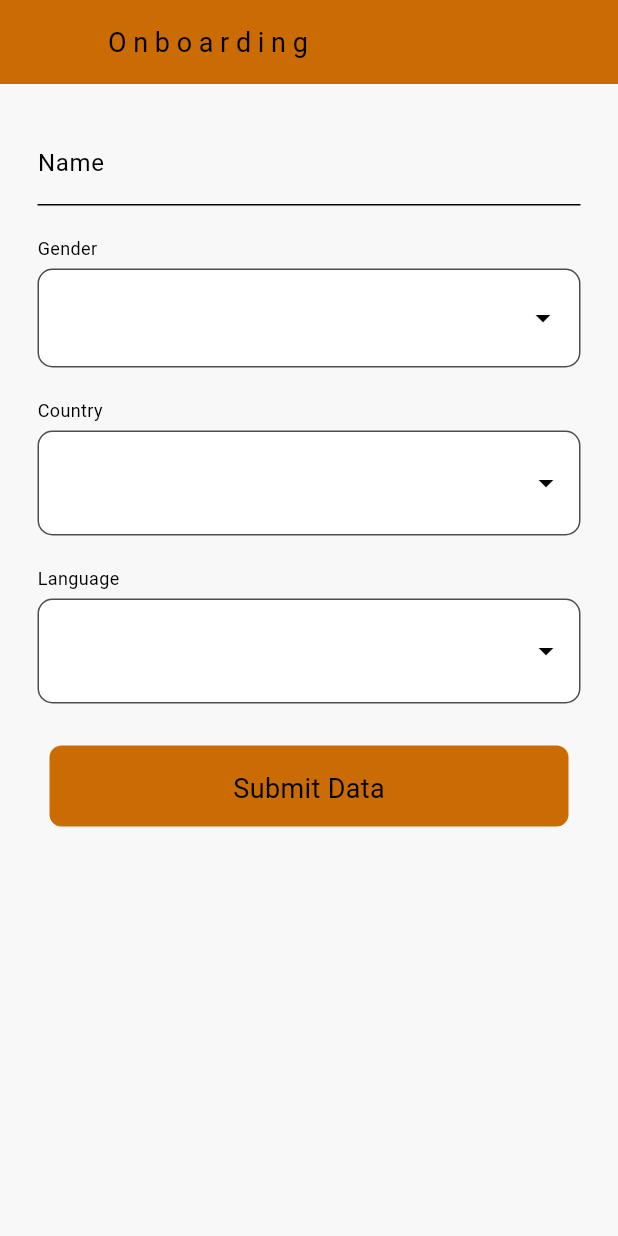
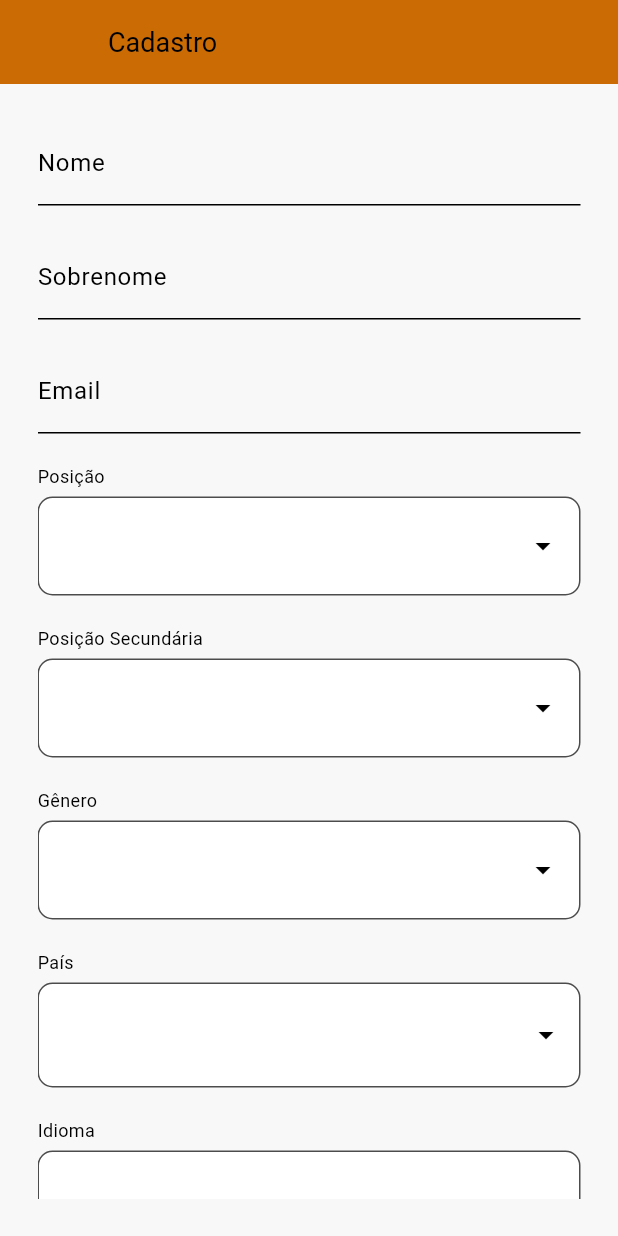
Before and after one commit to ricardosandac/baskapp, a Flutter app: the screen it shows after launch, on a phone screen of 412 x 824 dp. Run offline on Flutter 3.47's test engine with Material 3 defaults, Android fonts, the light colour scheme and no system bars; our stand-ins replace geocoding, geolocator, shared_preferences; Roboto replaces fonts that are missing (lufga).

Commit message:
Tela de cadastro

```diff
--- a/lib/screens/home_screen.dart
+++ b/lib/screens/home_screen.dart
@@ -96,7 +96,7 @@ class _HomeScreen extends State<HomeScreen> {
         leading: const Text(""),
         backgroundColor: AppColors.primaryColor,
         title: const AppText(
-          text: "BASKAPP",
+          text: "BaskAPP",
           fontSize: 18.0,
           color: AppColors.blackColor,
           overflow: TextOverflow.ellipsis,
@@ -144,7 +144,7 @@ class _HomeScreen extends State<HomeScreen> {
                             controller: _addressController,
                             focusNode: _focusNode,
                             decoration: InputDecoration(
-                              hintText: 'Enter address',
+                              hintText: '',
                               border: OutlineInputBorder(
                                 borderRadius: BorderRadius.circular(8.0),
                               ),
@@ -204,7 +204,7 @@ class _HomeScreen extends State<HomeScreen> {
                         return Container(
                           margin: EdgeInsets.only(bottom: 16),
                           child: Text(
-                            'Quadras perto de voce...',
+                            'Quadras perto de você',
                             style: TextStyle(
                               color: AppColors.primaryColor,
                               fontSize: 24.0,
--- a/lib/screens/onboardingscreen.dart
+++ b/lib/screens/onboardingscreen.dart
@@ -18,14 +18,16 @@ class OnboardingScreen extends StatefulWidget {
 class _OnboardingScreenState extends State<OnboardingScreen> {
   DataHandler dataHandler = DataHandler();
 
-  String name = '';
+  String nome = '';
+  String sobrenome = '';
+  String email = '';
+  String? posicao;
+  String? posicaoSecundaria;
   CountryCodes? selectedCountry;
   Language? selectedLanguage;
-
-
-
-  String? gender;
-  final List<String> genders = ['Male', 'Female', 'Other'];
+  String? genero;
+  final List<String> generos = ['Masculino', 'Feminino', 'Outro'];
+  final List<String> posicoes = ['Armador', 'Ala-Armador', 'Ala', 'Ala-Pivô', 'Pivô'];
 
   @override
   Widget build(BuildContext context) {
@@ -39,7 +41,7 @@ class _OnboardingScreenState extends State<OnboardingScreen> {
           leading: const Text(""),
           backgroundColor: AppColors.primaryColor,
           title: const AppText(
-            text: "O n b o a r d i n g",
+            text: "Cadastro",
             fontSize: 18.0,
             color: AppColors.blackColor,
             overflow: TextOverflow.ellipsis,
@@ -52,29 +54,62 @@ class _OnboardingScreenState extends State<OnboardingScreen> {
             children: [
               TextField(
                 decoration: const InputDecoration(
-                    labelText: 'Name',
-                    labelStyle: TextStyle(color: AppColors.blackColor),
+                  labelText: 'Nome',
+                  labelStyle: TextStyle(color: AppColors.blackColor),
                   enabledBorder: UnderlineInputBorder(
                     borderSide: BorderSide(color: AppColors.blackColor),
                   ),
                   focusedBorder: UnderlineInputBorder(
                     borderSide: BorderSide(color: AppColors.primaryColor),
                   ),
-
-
                 ),
                 onChanged: (value) {
                   setState(() {
-                    name = value;
+                    nome = value;
                   });
                 },
               ),
               const SizedBox(height: 20),
-
+              TextField(
+                decoration: const InputDecoration(
+                  labelText: 'Sobrenome',
+                  labelStyle: TextStyle(color: AppColors.blackColor),
+                  enabledBorder: UnderlineInputBorder(
+                    borderSide: BorderSide(color: AppColors.blackColor),
+                  ),
+                  focusedBorder: UnderlineInputBorder(
+                    borderSide: BorderSide(color: AppColors.primaryColor),
+                  ),
+                ),
+                onChanged: (value) {
+                  setState(() {
+                    sobrenome = value;
+                  });
+                },
+              ),
+              const SizedBox(height: 20),
+              TextField(
+                decoration: const InputDecoration(
+                  labelText: 'Email',
+                  labelStyle: TextStyle(color: AppColors.blackColor),
+                  enabledBorder: UnderlineInputBorder(
+                    borderSide: BorderSide(color: AppColors.blackColor),
+                  ),
+                  focusedBorder: UnderlineInputBorder(
+                    borderSide: BorderSide(color: AppColors.primaryColor),
+                  ),
+                ),
+                onChanged: (value) {
+                  setState(() {
+                    email = value;
+                  });
+                },
+              ),
+              const SizedBox(height: 20),
               const Row(
                 children: [
                   AppText(
-                    text: "Gender",
+                    text: "Posição",
                     fontSize: 12.0,
                     color: AppColors.blackColor,
                     overflow: TextOverflow.ellipsis,
@@ -83,7 +118,7 @@ class _OnboardingScreenState extends State<OnboardingScreen> {
                   Spacer()
                 ],
               ),
-              const SizedBox(height: 5,),
+              const SizedBox(height: 5),
               Container(
                 padding: const EdgeInsets.symmetric(horizontal: 12, vertical: 8),
                 decoration: BoxDecoration(
@@ -92,8 +127,8 @@ class _OnboardingScreenState extends State<OnboardingScreen> {
                   color: Colors.white,
                 ),
                 child: DropdownButton<String>(
-                  value: gender,
-                  items: genders.map((String value) {
+                  value: posicao,
+                  items: posicoes.map((String value) {
                     return DropdownMenuItem<String>(
                       value: value,
                       child: AppText(
@@ -106,7 +141,7 @@ class _OnboardingScreenState extends State<OnboardingScreen> {
                   }).toList(),
                   onChanged: (String? newValue) {
                     setState(() {
-                      gender = newValue!;
+                      posicao = newValue!;
                     });
                   },
                   underline: Container(),
@@ -116,13 +151,11 @@ class _OnboardingScreenState extends State<OnboardingScreen> {
                   dropdownColor: Colors.white,
                 ),
               ),
-
-
               const SizedBox(height: 20),
               const Row(
                 children: [
                   AppText(
-                    text: "Country",
+                    text: "Posição Secundária",
                     fontSize: 12.0,
                     color: AppColors.blackColor,
                     overflow: TextOverflow.ellipsis,
@@ -131,13 +164,105 @@ class _OnboardingScreenState extends State<OnboardingScreen> {
                   Spacer()
                 ],
               ),
-              const SizedBox(height: 5,),
+              const SizedBox(height: 5),
+              Container(
+                padding: const EdgeInsets.symmetric(horizontal: 12, vertical: 8),
+                decoration: BoxDecoration(
+                  borderRadius: BorderRadius.circular(10.0),
+                  border: Border.all(color: AppColors.blackColor.withOpacity(0.7)),
+                  color: Colors.white,
+                ),
+                child: DropdownButton<String>(
+                  value: posicaoSecundaria,
+                  items: posicoes.map((String value) {
+                    return DropdownMenuItem<String>(
+                      value: value,
+                      child: AppText(
+                        text: value,
+                        fontSize: 18.0,
+                        color: AppColors.blackColor,
+                        overflow: TextOverflow.ellipsis,
+                      ),
+                    );
+                  }).toList(),
+                  onChanged: (String? newValue) {
+                    setState(() {
+                      posicaoSecundaria = newValue!;
+                    });
+                  },
+                  underline: Container(),
+                  icon: const Icon(Icons.arrow_drop_down, color: AppColors.blackColor),
+                  elevation: 8,
+                  isExpanded: true,
+                  dropdownColor: Colors.white,
+                ),
+              ),
+              const SizedBox(height: 20),
+              const Row(
+                children: [
+                  AppText(
+                    text: "Gênero",
+                    fontSize: 12.0,
+                    color: AppColors.blackColor,
+                    overflow: TextOverflow.ellipsis,
+                    fontWeight: FontWeight.normal,
+                  ),
+                  Spacer()
+                ],
+              ),
+              const SizedBox(height: 5),
+              Container(
+                padding: const EdgeInsets.symmetric(horizontal: 12, vertical: 8),
+                decoration: BoxDecoration(
+                  borderRadius: BorderRadius.circular(10.0),
+                  border: Border.all(color: AppColors.blackColor.withOpacity(0.7)),
+                  color: Colors.white,
+                ),
+                child: DropdownButton<String>(
+                  value: genero,
+                  items: generos.map((String value) {
+                    return DropdownMenuItem<String>(
+                      value: value,
+                      child: AppText(
+                        text: value,
+                        fontSize: 18.0,
+                        color: AppColors.blackColor,
+                        overflow: TextOverflow.ellipsis,
+                      ),
+                    );
+                  }).toList(),
+                  onChanged: (String? newValue) {
+                    setState(() {
+                      genero = newValue!;
+                    });
+                  },
+                  underline: Container(),
+                  icon: const Icon(Icons.arrow_drop_down, color: AppColors.blackColor),
+                  elevation: 8,
+                  isExpanded: true,
+                  dropdownColor: Colors.white,
+                ),
+              ),
+              const SizedBox(height: 20),
+              const Row(
+                children: [
+                  AppText(
+                    text: "País",
+                    fontSize: 12.0,
+                    color: AppColors.blackColor,
+                    overflow: TextOverflow.ellipsis,
+                    fontWeight: FontWeight.normal,
+                  ),
+                  Spacer()
+                ],
+              ),
+              const SizedBox(height: 5),
               Container(
                 padding: const EdgeInsets.all(10),
                 decoration: BoxDecoration(
                   borderRadius: BorderRadius.circular(10.0),
                   border: Border.all(color: AppColors.blackColor.withOpacity(0.7)),
-                  color: Colors.white, // Background color
+                  color: Colors.white,
                 ),
                 child: DropdownButton<CountryCodes>(
                   value: selectedCountry,
@@ -164,12 +289,11 @@ class _OnboardingScreenState extends State<OnboardingScreen> {
                   dropdownColor: Colors.white,
                 ),
               ),
-
               const SizedBox(height: 20),
               const Row(
                 children: [
                   AppText(
-                    text: "Language",
+                    text: "Idioma",
                     fontSize: 12.0,
                     color: AppColors.blackColor,
                     overflow: TextOverflow.ellipsis,
@@ -178,13 +302,13 @@ class _OnboardingScreenState extends State<OnboardingScreen> {
                   Spacer()
                 ],
               ),
-              const SizedBox(height: 5,),
+              const SizedBox(height: 5),
               Container(
                 padding: const EdgeInsets.all(10),
                 decoration: BoxDecoration(
                   borderRadius: BorderRadius.circular(10.0),
                   border: Border.all(color: AppColors.blackColor.withOpacity(0.7)),
-                  color: Colors.white, // Background color
+                  color: Colors.white,
                 ),
                 child: DropdownButton<Language>(
                   value: selectedLanguage,
@@ -204,42 +328,39 @@ class _OnboardingScreenState extends State<OnboardingScreen> {
                       selectedLanguage = newValue!;
                     });
                   },
-                  underline: Container(), // Hides the underline
-                  icon: const Icon(Icons.arrow_drop_down, color: AppColors.blackColor), // Custom dropdown icon
-                  elevation: 8, // Dropdown elevation
-                  isExpanded: true, // Ensures the dropdown button expands to fill the container horizontally
-                  dropdownColor: Colors.white, // Dropdown background color
+                  underline: Container(),
+                  icon: const Icon(Icons.arrow_drop_down, color: AppColors.blackColor),
+                  elevation: 8,
+                  isExpanded: true,
+                  dropdownColor: Colors.white,
                 ),
               ),
-
-
-
-
-              const Spacer(),
               const SizedBox(height: 20),
               ExpandedButton(
                 buttonColor: AppColors.primaryColor.withOpacity(1),
                 onPressed: () async {
                   print('Button Pressed!');
-                  print(name);
-                  print(gender);
+                  print(nome);
+                  print(sobrenome);
+                  print(email);
+                  print(posicao);
+                  print(posicaoSecundaria);
+                  print(genero);
                   print(selectedCountry!.name.toString());
                   print(selectedLanguage!.name.toString());
                   print(selectedLanguage!.code.toString());
 
-
-                  await dataHandler.setStringValue(AppConstants.userName, name);
-                  await dataHandler.setStringValue(AppConstants.genderValue, gender.toString());
+                  await dataHandler.setStringValue(AppConstants.userName, nome);
+                  await dataHandler.setStringValue(AppConstants.userSurname, sobrenome);
+                  await dataHandler.setStringValue(AppConstants.userEmail, email);
+                  await dataHandler.setStringValue(AppConstants.userPosition, posicao.toString());
+                  await dataHandler.setStringValue(AppConstants.userSecondaryPosition, posicaoSecundaria.toString());
+                  await dataHandler.setStringValue(AppConstants.genderValue, genero.toString());
                   await dataHandler.setStringValue(AppConstants.countryCode, selectedCountry!.code.toString());
                   await dataHandler.setStringValue(AppConstants.countryName, selectedCountry!.name.toString());
-
                   await dataHandler.setStringValue(AppConstants.langCode, selectedLanguage!.code.toString());
                   await dataHandler.setStringValue(AppConstants.langName, selectedLanguage!.name.toString());
                   await dataHandler.setStringValue(AppConstants.doneOnboarding, "YES");
-
-
-
-
 
                   Navigator.push(
                     context,
@@ -247,7 +368,7 @@ class _OnboardingScreenState extends State<OnboardingScreen> {
                   );
                 },
                 child: const AppText(
-                  text: "Submit Data",
+                  text: "Começar a usar",
                   fontSize: 18.0,
                   color: AppColors.blackColor,
                   overflow: TextOverflow.ellipsis,
--- a/lib/utils/appconstants.dart
+++ b/lib/utils/appconstants.dart
@@ -1,8 +1,10 @@
-
-
 class AppConstants{
 
   static const String userName = "userName";
+  static const String userSurname = "userSurname";
+  static const String userEmail = "userEmail";
+  static const String userPosition = "userPosition";
+  static const String userSecondaryPosition = "userSecondaryPosition";
   static const String genderValue = "gender";
   static const String countryName = "countryName";
   static const String countryCode = "countryCode";
```
